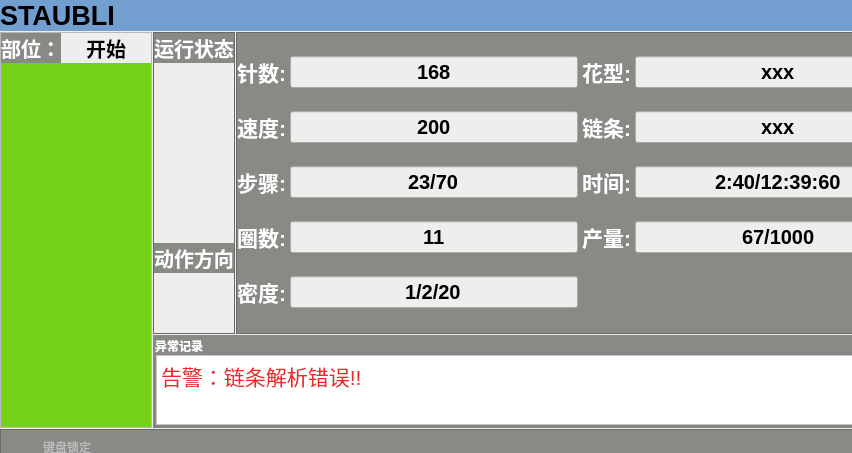
Above: mainWindow.ui from lvxiaowei/linux_lcCode before the change; both pictures show x 0 to 852 and y 0 to 453 of the 1024 by 600 pixel window. Below: the same form after it.
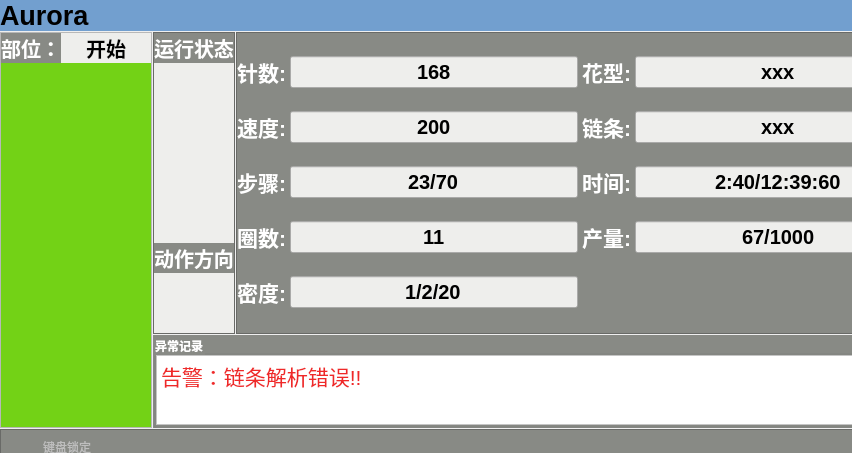
That is the form after the change. Icons and pictures are not drawn.

Commit message: 新增功能：新增运行界面与XDD之间的消息通信处理

The edit to the form file:
```diff
--- a/mainWindow.ui
+++ b/mainWindow.ui
@@ -93,7 +93,7 @@
             <string notr="true">background-color: rgb(114, 159, 207);</string>
            </property>
            <property name="text">
-            <string>STAUBLI</string>
+            <string>Aurora</string>
            </property>
           </widget>
          </item>
@@ -176,7 +176,7 @@
            </widget>
           </item>
           <item row="0" column="1">
-           <widget class="QLabel" name="m_pngDirection">
+           <widget class="QLabel" name="m_pngPart">
             <property name="minimumSize">
              <size>
               <width>90</width>
@@ -343,7 +343,7 @@
            </widget>
           </item>
           <item row="3" column="0">
-           <widget class="QLabel" name="m_pngDirection_2">
+           <widget class="QLabel" name="m_pngDirection">
             <property name="styleSheet">
              <string notr="true">background-color: rgb(238, 238, 236);</string>
             </property>
```
Left out of the diff: 17 changed lines with no effect on the pictures. The commit also changes 3 other files.
